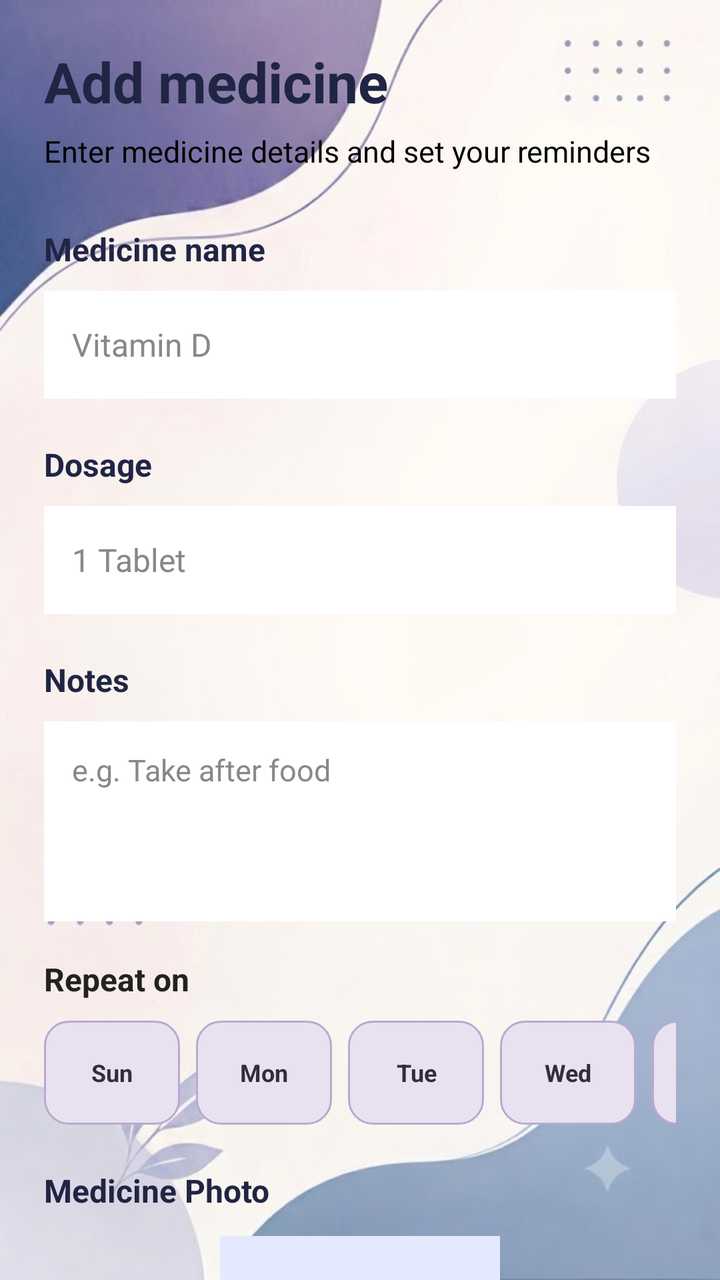
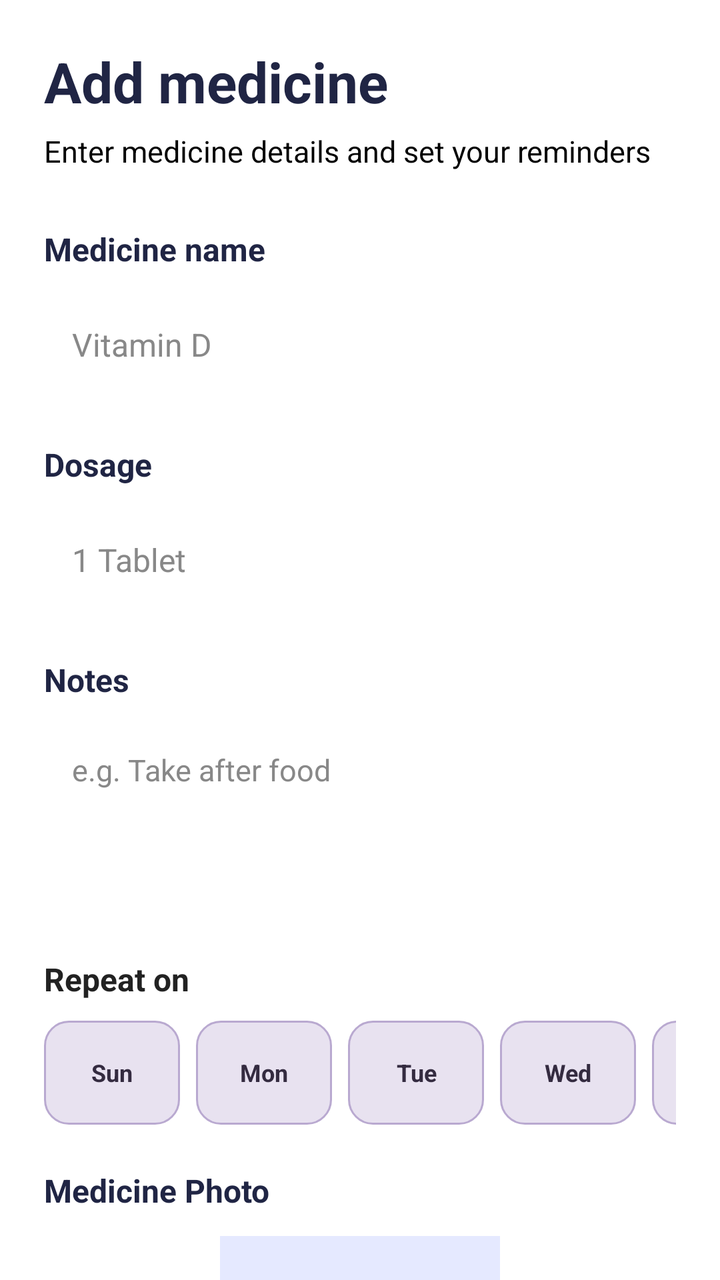

An Android layout rendered at two revisions. The XML below is the earlier revision; the diff shows what the commit changed to produce the second picture.
<!-- AndroidManifest.xml: application theme Theme.MedicineReminderApp -->
<!-- res/layout/activity_add_medicine.xml -->
<?xml version="1.0" encoding="utf-8"?>
<ScrollView xmlns:android="http://schemas.android.com/apk/res/android"
    xmlns:tools="http://schemas.android.com/tools"
    android:layout_width="match_parent"
    android:layout_height="match_parent"
    android:background="@drawable/bg_medicine"
    android:fillViewport="true"
    android:scrollbars="none">

    <LinearLayout
        android:layout_width="match_parent"
        android:layout_height="wrap_content"
        android:orientation="vertical"
        android:padding="22dp">

        
        <TextView
            android:layout_width="match_parent"
            android:layout_height="wrap_content"
            android:text="@string/Add_medicine"
            android:textColor="#202544"
            android:textSize="28sp"
            android:textStyle="bold"
            tools:ignore="VisualLintSystemUi" />

        <TextView
            android:layout_width="match_parent"
            android:layout_height="wrap_content"
            android:layout_marginTop="6dp"
            android:text="@string/enter_medicine_details_and_set_your_reminders"
            android:textColor="#000000"
            android:textSize="15sp"
            tools:ignore="TextContrastCheck" />

        
        <TextView
            android:layout_width="match_parent"
            android:layout_height="wrap_content"
            android:layout_marginTop="28dp"
            android:text="@string/medicine_name"
            android:textColor="#202544"
            android:textSize="16sp"
            android:textStyle="bold" />

        <EditText
            android:id="@+id/etMedicineName"
            android:layout_width="match_parent"
            android:layout_height="54dp"
            android:layout_marginTop="10dp"
            android:autofillHints=""
            android:background="#FFFFFF"
            android:hint="@string/e_g_vitamin_d"
            android:inputType="textCapSentences"
            android:paddingStart="14dp"
            android:paddingEnd="14dp"
            android:textColor="#202544"
            android:textColorHint="#888888"
            android:textSize="16sp"
            tools:ignore="TextContrastCheck,VisualLintTextFieldSize" />

        
        <TextView
            android:layout_width="match_parent"
            android:layout_height="wrap_content"
            android:layout_marginTop="22dp"
            android:text="@string/dosage"
            android:textColor="#202544"
            android:textSize="16sp"
            android:textStyle="bold" />

        <EditText
            android:id="@+id/etDosage"
            android:layout_width="match_parent"
            android:layout_height="54dp"
            android:layout_marginTop="10dp"
            android:autofillHints=""
            android:background="#FFFFFF"
            android:hint="@string/e_g_1_tablet"
            android:inputType="textCapSentences"
            android:paddingStart="14dp"
            android:paddingEnd="14dp"
            android:textColor="#202544"
            android:textColorHint="#888888"
            android:textSize="16sp"
            tools:ignore="TextContrastCheck,VisualLintTextFieldSize" />

        
        <TextView
            android:layout_width="match_parent"
            android:layout_height="wrap_content"
            android:layout_marginTop="22dp"
            android:text="@string/notes"
            android:textColor="#202544"
            android:textSize="16sp"
            android:textStyle="bold"
            tools:ignore="TextContrastCheck" />

        <EditText
            android:id="@+id/etMedicineNotes"
            android:layout_width="match_parent"
            android:layout_height="100dp"
            android:layout_marginTop="10dp"
            android:background="#FFFFFF"
            android:gravity="top|start"
            android:hint="@string/e_g_take_after_food"
            android:inputType="textCapSentences|textMultiLine"
            android:maxLength="500"
            android:padding="14dp"
            android:textColor="#202544"
            android:textColorHint="#888888"
            android:textSize="15sp"
            tools:ignore="Autofill,TextContrastCheck,VisualLintTextFieldSize" />

        

        <TextView
            android:layout_width="wrap_content"
            android:layout_height="wrap_content"
            android:layout_marginTop="18dp"
            android:layout_marginBottom="10dp"
            android:text="@string/repeat_on"
            android:textColor="#222222"
            android:textSize="16sp"
            android:textStyle="bold" />
        <HorizontalScrollView
            android:layout_width="match_parent"
            android:layout_height="wrap_content"
            android:fillViewport="false"
            android:scrollbars="none">

        
        <LinearLayout
            android:id="@+id/layoutWeekdays"
            android:layout_width="wrap_content"
            android:layout_height="wrap_content"
            android:gravity="center_vertical"
            android:orientation="horizontal">

            <TextView
                android:id="@+id/chipSunday"
                style="@style/WeekdayChip"
                android:text="@string/Sun"
                android:textSize="12sp"/>

            <TextView
                android:id="@+id/chipMonday"
                style="@style/WeekdayChip"
                android:text="@string/Mon"
                android:textSize="12sp"/>

            <TextView
                android:id="@+id/chipTuesday"
                style="@style/WeekdayChip"
                android:text="@string/Tue"
                android:textSize="12sp"/>

            <TextView
                android:id="@+id/chipWednesday"
                style="@style/WeekdayChip"
                android:text="@string/Wed"
                android:textSize="12sp"/>

            <TextView
                android:id="@+id/chipThursday"
                style="@style/WeekdayChip"
                android:text="@string/Thur"
                android:textSize="12sp"
                tools:ignore="TextContrastCheck" />

            <TextView
                android:id="@+id/chipFriday"
                style="@style/WeekdayChip"
                android:text="@string/Fri"
                android:textSize="12sp"/>

            <TextView
                android:id="@+id/chipSaturday"
                style="@style/WeekdayChip"
                android:text="@string/Sat"
                android:textSize="12sp"/>

        </LinearLayout>
        </HorizontalScrollView>



        
        <TextView
            android:layout_width="match_parent"
            android:layout_height="wrap_content"
            android:layout_marginTop="22dp"
            android:text="@string/Medicine_photo"
            android:textColor="#202544"
            android:textSize="16sp"
            android:textStyle="bold" />

        <ImageView
            android:id="@+id/ivMedicinePreview"
            android:layout_width="140dp"
            android:layout_height="140dp"
            android:layout_gravity="center_horizontal"
            android:layout_marginTop="12dp"
            android:background="#E5E9FF"
            android:contentDescription="@string/selected_medicine_photo"
            android:scaleType="centerCrop"
            android:src="@android:drawable/ic_menu_camera"
            tools:ignore="ImageContrastCheck,RedundantDescriptionCheck" />

        <Button
            android:id="@+id/btnCaptureMedicine"
            android:layout_width="match_parent"
            android:layout_height="52dp"
            android:layout_marginTop="12dp"
            android:backgroundTint="#E5E9FF"
            android:text="@string/take_medicine_photo"
            android:textAllCaps="false"
            android:textColor="#3548B8"
            android:textSize="16sp"
            tools:ignore="VisualLintButtonSize" />
        
        <TextView
            android:layout_width="match_parent"
            android:layout_height="wrap_content"
            android:layout_marginTop="28dp"
            android:text="@string/Schedule_reminder"
            android:textColor="#202544"
            android:textSize="20sp"
            android:textStyle="bold" />

        <TextView
            android:layout_width="match_parent"
            android:layout_height="wrap_content"
            android:layout_marginTop="6dp"
            android:text="@string/add_every_time_you_need_to_take_this_medicine"
            android:textColor="#000000"
            android:textSize="14sp"
            tools:ignore="TextContrastCheck" />
        
        <Button
            android:id="@+id/btnAddTime"
            android:layout_width="match_parent"
            android:layout_height="52dp"
            android:layout_marginTop="16dp"
            android:backgroundTint="#E5E9FF"
            android:text="@string/add_reminder_time"
            android:textAllCaps="false"
            android:textColor="#3548B8"
            android:textSize="14sp"
            tools:ignore="VisualLintButtonSize" />

        <TextView
            android:id="@+id/tvSelectedTimes"
            android:layout_width="match_parent"
            android:layout_height="wrap_content"
            android:layout_marginTop="14dp"
            android:background="#FFFFFF"
            android:lineSpacingExtra="8dp"
            android:padding="16dp"
            android:text="@string/no_reminder_times_selected"
            android:textColor="#202544"
            android:textSize="15sp" />

        
        <Button
            android:id="@+id/btnSaveMedicine"
            android:layout_width="match_parent"
            android:layout_height="56dp"
            android:layout_marginTop="30dp"
            android:layout_marginBottom="20dp"
            android:backgroundTint="#5265D8"
            android:text="@string/save_medicine"
            android:textAllCaps="false"
            android:textColor="#FFFFFF"
            android:textSize="17sp"
            android:textStyle="bold"
            tools:ignore="VisualLintButtonSize" />

    </LinearLayout>

</ScrollView>
<!-- resources referenced by this layout -->
<resources>
  <!-- drawable bg_medicine: png bitmap (drawable, 196386 bytes) -->
  <string name="Add_medicine">Add medicine</string>
  <string name="Fri">Fri</string>
  <string name="Medicine_photo">Medicine Photo</string>
  <string name="Mon">Mon</string>
  <string name="Sat">Sat</string>
  <string name="Schedule_reminder">Schedule reminders</string>
  <string name="Sun">Sun</string>
  <string name="Thur">Thur</string>
  <string name="Tue">Tue</string>
  <string name="Wed">Wed</string>
  <string name="add_every_time_you_need_to_take_this_medicine">Add every time you need to take this medicine</string>
  <string name="add_reminder_time">Add reminder time</string>
  <string name="dosage">Dosage</string>
  <string name="e_g_1_tablet">1 Tablet</string>
  <string name="e_g_take_after_food">e.g. Take after food</string>
  <string name="e_g_vitamin_d">Vitamin D</string>
  <string name="enter_medicine_details_and_set_your_reminders">Enter medicine details and set your reminders</string>
  <string name="medicine_name">Medicine name</string>
  <string name="no_reminder_times_selected">No reminder times selected</string>
  <string name="notes">Notes</string>
  <string name="repeat_on">Repeat on</string>
  <string name="save_medicine">Save medicine</string>
  <string name="selected_medicine_photo">Selected medicine photo</string>
  <string name="take_medicine_photo">Take Medicine Photo</string>
  <style name="WeekdayChip">
          <item name="android:layout_width">68dp</item>
          <item name="android:layout_height">52dp</item>
          <item name="android:layout_marginEnd">8dp</item>
          <item name="android:gravity">center</item>
          <item name="android:textSize">14sp</item>
          <item name="android:textStyle">bold</item>
          <item name="android:textColor">@color/weekday_chip_text</item>
          <item name="android:background">@drawable/weekday_chip_unselected</item>
          <item name="android:clickable">true</item>
          <item name="android:focusable">true</item>
      </style>
  <style name="Theme.MedicineReminderApp" parent="Base.Theme.MedicineReminderApp" />
  <color name="weekday_chip_text">#342B40</color>
  <!-- drawable weekday_chip_unselected (drawable) -->
  <?xml version="1.0" encoding="utf-8"?>
  <shape xmlns:android="http://schemas.android.com/apk/res/android">
      <solid android:color="#E8E2F0" />
      <corners android:radius="12dp" />
      <stroke
          android:width="1dp"
          android:color="#B9A9D0" />
  </shape>
  <style name="Base.Theme.MedicineReminderApp" parent="Theme.Material3.DayNight.NoActionBar">
          
          
      </style>
</resources>

<!-- the commit's change to res/layout/activity_add_medicine.xml (unified diff, before → after) -->
@@ -3,7 +3,7 @@
     xmlns:tools="http://schemas.android.com/tools"
     android:layout_width="match_parent"
     android:layout_height="match_parent"
-    android:background="@drawable/bg_medicine"
+    android:background="#FFFFFF"
     android:fillViewport="true"
     android:scrollbars="none">
 
<!-- resource entries referenced after the edit -->
@@ -1,6 +1,5 @@
 <!-- resources referenced by this layout -->
 <resources>
-  <!-- drawable bg_medicine: png bitmap (drawable, 196386 bytes) -->
   <string name="Add_medicine">Add medicine</string>
   <string name="Fri">Fri</string>
   <string name="Medicine_photo">Medicine Photo</string>
